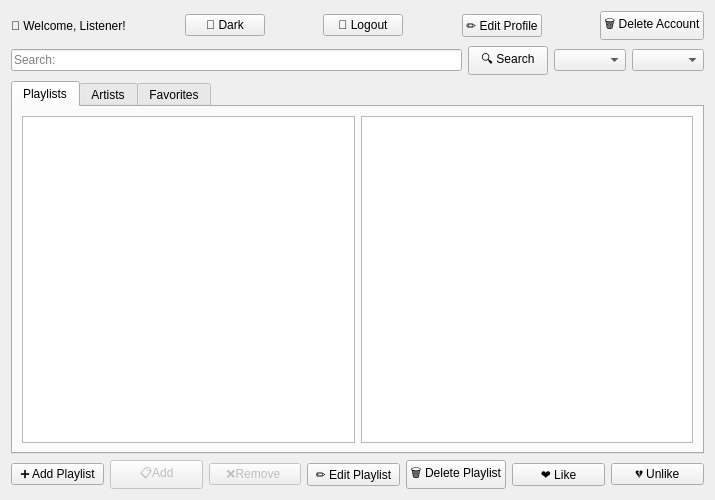
Before: the Qt Designer form Spotify/listenerwindow.ui in Razatak186/Spotify-Project, drawn with Qt 5.
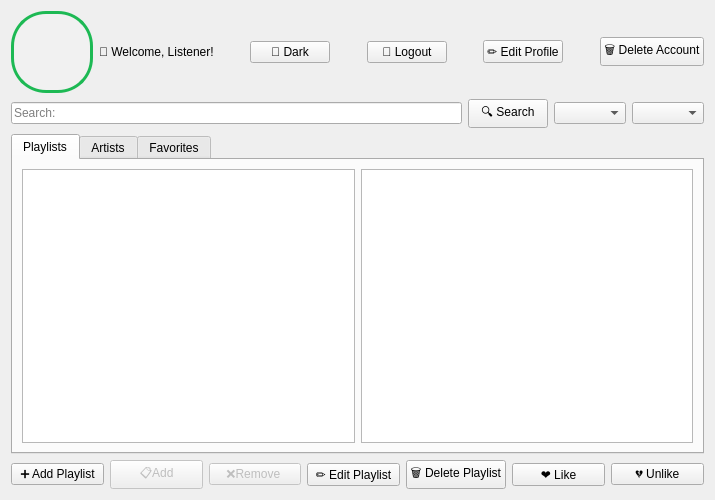
After: the same form once the commit is applied.

Commit message: Profile picture added

The edit to the form file:
```diff
--- a/Spotify/listenerwindow.ui
+++ b/Spotify/listenerwindow.ui
@@ -18,6 +18,29 @@
     <layout class="QVBoxLayout" name="verticalLayout">
      <item>
       <layout class="QHBoxLayout" name="horizontalLayout">
+       <item>
+        <widget class="QLabel" name="profilePhotoLabel">
+         <property name="styleSheet">
+          <string notr="true">QLabel#profilePhotoLabel {
+    background-color: rgba(255, 255, 255, 0.1);
+    border: 3px solid #1DB954;
+    border-radius: 35px;
+    padding: 3px;
+    min-width: 70px;
+    min-height: 70px;
+    max-width: 70px;
+    max-height: 70px;
+}
+QLabel#profilePhotoLabel:hover {
+    border: 3px solid #1ed760;
+    box-shadow: 0 0 15px rgba(29, 185, 84, 0.4);
+}</string>
+         </property>
+         <property name="text">
+          <string/>
+         </property>
+        </widget>
+       </item>
        <item>
         <widget class="QLabel" name="welcomeLabel">
          <property name="text">
```
The commit also changes 18 other files.
